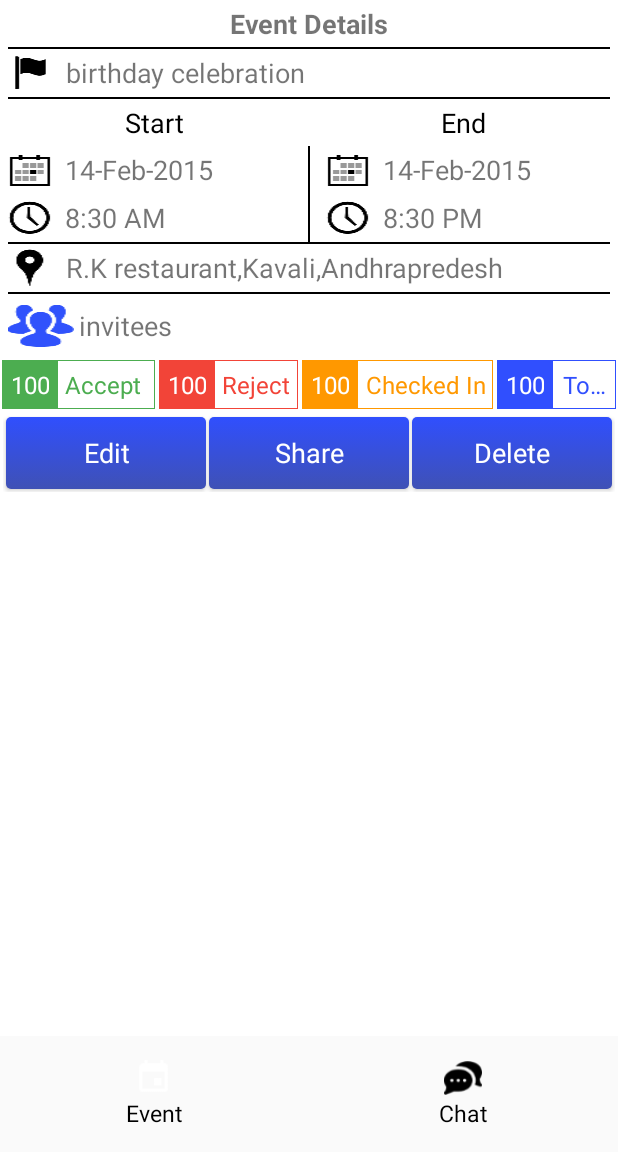
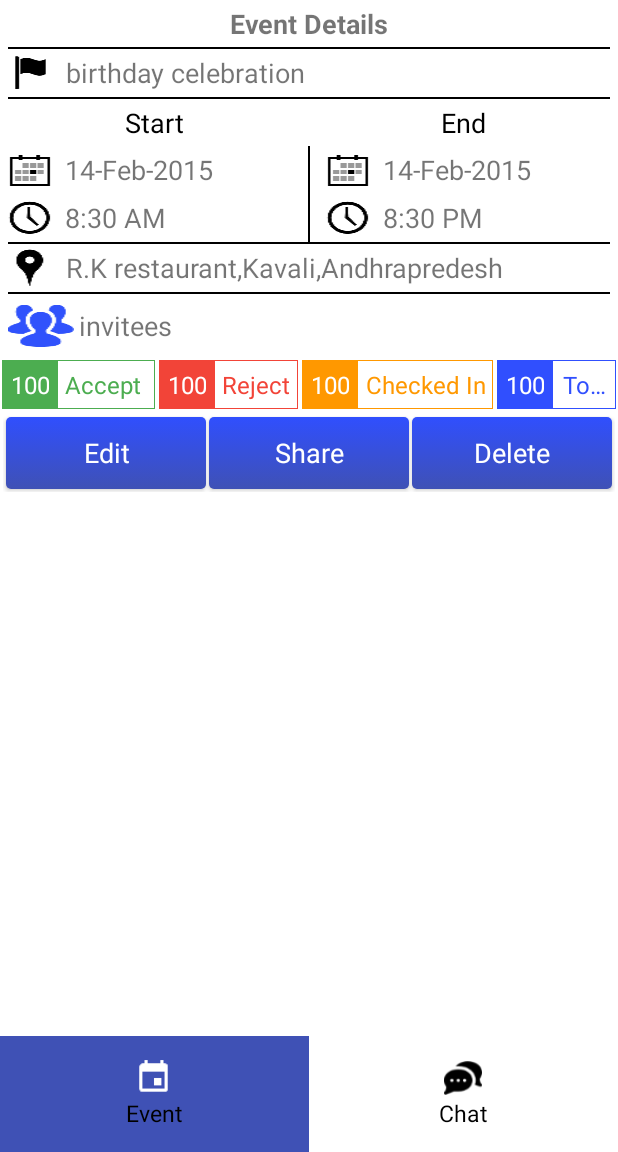
Before and after one commit to sivanookala1979/invitationapp-new, an Android app: the EventDetailsActivity screen opened directly, with no data from a screen before it, on a phone screen of 412 x 824 dp, the part 84-1236 px from its top. Run offline under Robolectric (Android 15) with nearby library versions, the phone set to English and light mode, and no system bars; our stand-ins replace Picasso; network calls fail; pictures from the network do not load; 17 statements that could not run were skipped.

Commit message:
Integreated the chat and envente details screen and fixed the tab issues.

```diff
--- a/app/src/main/java/com/cerone/invitation/activities/HomeScreenActivity.java
+++ b/app/src/main/java/com/cerone/invitation/activities/HomeScreenActivity.java
@@ -255,9 +255,9 @@ public class HomeScreenActivity extends BaseActivity implements OnClickListener,
             InvtAppPreferences.setEventDetails(event);
             Intent intent;
             if (event.getOwnerId() == ownerId) {
-                intent = new Intent(getApplicationContext(), MyEventActivity.class);
+                intent = new Intent(getApplicationContext(), EventDetailsActivity.class);
             } else {
-                intent = new Intent(getApplicationContext(), MyInvitationActivity.class);
+                intent = new Intent(getApplicationContext(), EventDetailsActivity.class);
             }
             startActivity(intent);
         }
--- a/app/src/main/java/com/cerone/invitation/adapter/ChatArrayAdapter.java
+++ b/app/src/main/java/com/cerone/invitation/adapter/ChatArrayAdapter.java
@@ -1,6 +1,7 @@
 package com.cerone.invitation.adapter;
 
 import android.content.Context;
+import android.util.Log;
 import android.view.LayoutInflater;
 import android.view.View;
 import android.view.ViewGroup;
@@ -18,8 +19,6 @@ import java.util.ArrayList;
 import java.util.Collection;
 import java.util.List;
 
-import static com.google.android.gms.analytics.internal.zzy.n;
-
 /**
  * Created by suzuki on 11-05-2016.
  */
@@ -28,7 +27,7 @@ public class ChatArrayAdapter extends ArrayAdapter<ChatMessage> {
     private TextView chatText, dateTime, userName,me;
    // private ImageView userImage;
     private List<ChatMessage> chatMessageList = new ArrayList<ChatMessage>();
-    int otherUserID;
+    int ownerId;
     FontTypes fontTypes;
 
     @Override
@@ -51,10 +50,10 @@ public class ChatArrayAdapter extends ArrayAdapter<ChatMessage> {
 
     Context context;
 
-    public ChatArrayAdapter(Context context, int textViewResourceId, int otherUserID) {
+    public ChatArrayAdapter(Context context, int textViewResourceId, int ownerId) {
         super(context, textViewResourceId);
         this.context = context;
-        this.otherUserID = otherUserID;
+        this.ownerId = ownerId;
         fontTypes = new FontTypes(context);
     }
 
@@ -71,11 +70,14 @@ public class ChatArrayAdapter extends ArrayAdapter<ChatMessage> {
         View row = convertView;
         LayoutInflater inflater = (LayoutInflater) this.getContext().getSystemService(Context.LAYOUT_INFLATER_SERVICE);
         ChatInfo chatInfo = InvtAppPreferences.getChatInfo();
-        if (chatMessageObj.getFromID() == otherUserID) {
+        Log.d("ChatArrayAdapter",chatMessageObj.getFromID()+" vs "+ ownerId);
+        if (chatMessageObj.getFromID() != ownerId) {
             row = inflater.inflate(R.layout.chat_view_left_side, parent, false);
             userName = (TextView) row.findViewById(R.id.chat_user_name);
             if(chatInfo!= null && chatInfo.getName()!= null && !chatInfo.getName().trim().isEmpty()) {
                 userName.setText(chatInfo.getName());
+            }else{
+                userName.setText(chatMessageObj.getUserName());
             }
         } else {
             row = inflater.inflate(R.layout.chat_view_right_side, parent, false);
--- a/app/src/main/java/com/cerone/invitation/fragement/ChatFragment.java
+++ b/app/src/main/java/com/cerone/invitation/fragement/ChatFragment.java
@@ -3,7 +3,10 @@ package com.cerone.invitation.fragement;
 import android.content.BroadcastReceiver;
 import android.content.Context;
 import android.content.Intent;
+import android.content.IntentFilter;
 import android.os.Bundle;
+import android.support.v4.content.LocalBroadcastManager;
+import android.util.Log;
 import android.view.LayoutInflater;
 import android.view.View;
 import android.view.ViewGroup;
@@ -14,6 +17,7 @@ import android.widget.TextView;
 
 import com.cerone.invitation.R;
 import com.cerone.invitation.activities.chat.BaseChatActivity;
+import com.cerone.invitation.activities.chat.IntraChatActivity;
 import com.cerone.invitation.adapter.AllChatDetailsAdapter;
 import com.cerone.invitation.adapter.ChatArrayAdapter;
 import com.cerone.invitation.helpers.ActivityCommunicator;
@@ -58,7 +62,12 @@ public class ChatFragment extends BaseFragment implements View.OnClickListener{
 
                 if (intent.getAction().equals(CHAT_MESSAGE_RECEIVED)) {
                     if (isRelevantMessage(intent)) {
-                        handlePushNotification(intent.getStringExtra("message"), event.getEventId(),intent.getStringExtra("user_name"));
+                        handlePushNotification(intent.getStringExtra("message"), Integer.parseInt(intent.getStringExtra("from_user_id")),intent.getStringExtra("user_name"));
+//                        pushNotification.putExtra("is_group", data.getString("is_group"));
+//                        pushNotification.putExtra("event_id", data.getString("event_id"));
+//                        pushNotification.putExtra("user_name", data.getString("user_name"));
+                    }else {
+                        Log.d("ChatFragment", "Not relavent message");
                     }
                 }
             }
@@ -93,7 +102,7 @@ public class ChatFragment extends BaseFragment implements View.OnClickListener{
 
     }
     protected boolean isRelevantMessage(Intent intent) {
-        return intent.hasExtra("from_user_id") && Integer.parseInt(intent.getStringExtra("from_user_id")) == InvtAppPreferences.getEventDetails().getOwnerId();
+        return intent.hasExtra("event_id") && Integer.parseInt(intent.getStringExtra("event_id")) == InvtAppPreferences.getEventDetails().getEventId();
     }
     protected void handlePushNotification(String message, int fromID,String userName) {
         ChatMessage chatMessage = new ChatMessage();
@@ -153,11 +162,17 @@ public class ChatFragment extends BaseFragment implements View.OnClickListener{
         isActive = true;
         MyGcmListenerService.chatList.clear();
         MyGcmListenerService.notificationChatCount = 0;
+        Log.d("ChatFragment", "onResume "+ isActive+" current id "+InvtAppPreferences.getOwnerId());
+        LocalBroadcastManager.getInstance(getActivity()).registerReceiver(mRegistrationBroadcastReceiver,
+                new IntentFilter(CHAT_MESSAGE_RECEIVED));
     }
 
     @Override
     public void onPause() {
         super.onPause();
         isActive = false;
+        LocalBroadcastManager.getInstance(getActivity()).unregisterReceiver(mRegistrationBroadcastReceiver);
+        Log.d("ChatFragment", "onPause "+ isActive+" current id "+InvtAppPreferences.getOwnerId());
+
     }
 }
--- /dev/null
+++ b/app/src/main/res/drawable/tab_selected.xml
@@ -0,0 +1,5 @@
+<?xml version="1.0" encoding="utf-8"?>
+<selector xmlns:android="http://schemas.android.com/apk/res/android">
+    <item android:drawable="@color/Indigo" android:state_selected="true" />
+    <item android:drawable="@color/white" />
+</selector>
--- a/app/src/main/res/layout/event_details_layout.xml
+++ b/app/src/main/res/layout/event_details_layout.xml
@@ -50,9 +50,12 @@
             android:layout_width="match_parent"
             android:layout_height="0dp"
             android:layout_weight="1"
-            android:textColor="@color/black"
-            app:tabGravity="fill"
-            app:tabIndicatorHeight="0dp" />
+            android:background="@color/Indigo"
+            app:tabSelectedTextColor="@color/white"
+            app:tabTextAppearance="@android:style/TextAppearance.Widget.TabWidget"
+            app:tabTextColor="@color/black"
+            app:tabIndicatorHeight="0dp"
+            app:tabBackground="@drawable/tab_selected" />
     </LinearLayout>
 
 
--- a/core/src/main/java/com/example/syncher/IntraChatSyncher.java
+++ b/core/src/main/java/com/example/syncher/IntraChatSyncher.java
@@ -38,6 +38,8 @@ public class IntraChatSyncher extends BaseSyncher {
                 if(jsonObject.has("id")) {
                     message.setId(jsonObject.getInt("id"));
                 }
+                message.setUserName(jsonObject.getString("user_name"));
+
                 Date updatedAt = StringUtils.chatStringToDate(StringUtils.getFormatedDateFromServerFormatedDate(jsonObject.getString("updated_at")));
                 message.setDate(updatedAt);
                 return message;
```
Also changed, not shown: app/src/main/java/com/cerone/invitation/activities/chat/BaseChatActivity.java (+6 -2 lines), app/src/main/java/com/cerone/invitation/fcm/MyFirebaseMessagingService.java (+15 -2 lines).
